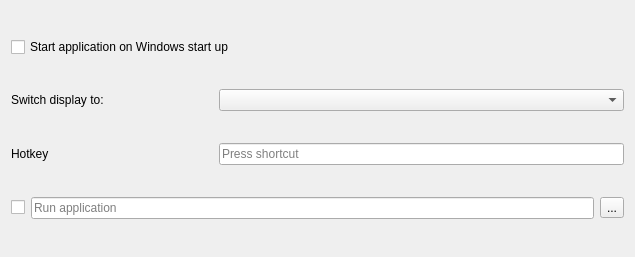
Qt form src/Settings.ui (goloveshko/SwitchDisplay) before a commit.
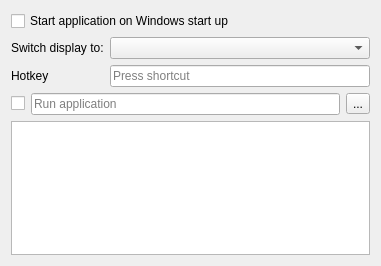
The same form after that commit.

Commit message: Add log widget Save/Load settings Run only one instance Switch to internal mode on startup

The edit to the form file:
```diff
--- a/src/Settings.ui
+++ b/src/Settings.ui
@@ -6,41 +6,27 @@
    <rect>
     <x>0</x>
     <y>0</y>
-    <width>635</width>
-    <height>257</height>
+    <width>381</width>
+    <height>266</height>
    </rect>
   </property>
   <property name="windowTitle">
    <string>Settings</string>
   </property>
-  <layout class="QGridLayout" name="gridLayout">
-   <item row="2" column="0">
-    <widget class="QLabel" name="label_2">
-     <property name="text">
-      <string>Hotkey</string>
-     </property>
-    </widget>
-   </item>
-   <item row="0" column="0" colspan="3">
-    <widget class="QCheckBox" name="checkBoxAutostart">
-     <property name="text">
-      <string>Start application on Windows start up</string>
-     </property>
-    </widget>
-   </item>
+  <layout class="QGridLayout" name="gridLayout" columnstretch="0,10,0">
    <item row="2" column="1" colspan="2">
     <widget class="QKeySequenceEdit" name="keySequenceEdit"/>
    </item>
-   <item row="1" column="0">
-    <widget class="QLabel" name="label">
-     <property name="text">
-      <string>Switch display to:</string>
-     </property>
-    </widget>
-   </item>
    <item row="1" column="1" colspan="2">
     <widget class="QComboBox" name="comboBoxModeTo"/>
    </item>
+   <item row="0" column="0" colspan="3">
+    <widget class="QCheckBox" name="checkBoxAutostart">
+     <property name="text">
+      <string>Start application on Windows start up</string>
+     </property>
+    </widget>
+   </item>
    <item row="3" column="0" colspan="3">
     <layout class="QHBoxLayout" name="horizontalLayout">
      <item>
@@ -72,6 +58,30 @@
      </item>
     </layout>
    </item>
+   <item row="2" column="0">
+    <widget class="QLabel" name="label_2">
+     <property name="text">
+      <string>Hotkey</string>
+     </property>
+    </widget>
+   </item>
+   <item row="1" column="0">
+    <widget class="QLabel" name="label">
+     <property name="text">
+      <string>Switch display to:</string>
+     </property>
+    </widget>
+   </item>
+   <item row="4" column="0" colspan="3">
+    <widget class="QPlainTextEdit" name="plainTextEditLog">
+     <property name="lineWrapMode">
+      <enum>QPlainTextEdit::NoWrap</enum>
+     </property>
+     <property name="readOnly">
+      <bool>true</bool>
+     </property>
+    </widget>
+   </item>
   </layout>
  </widget>
  <resources/>
```
The commit also changes 7 other files.
